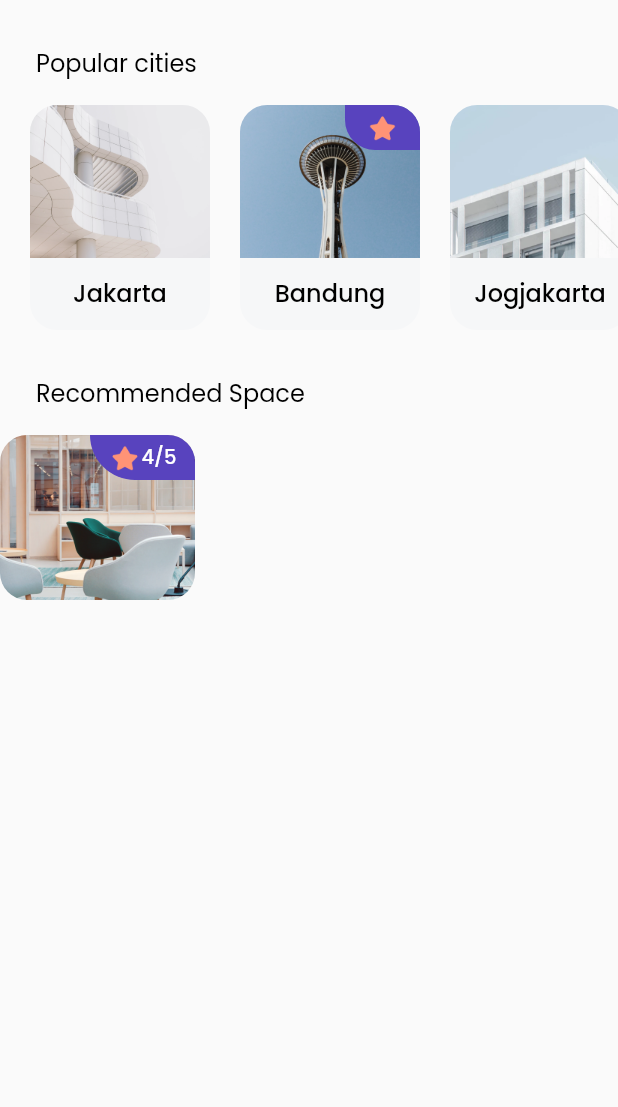
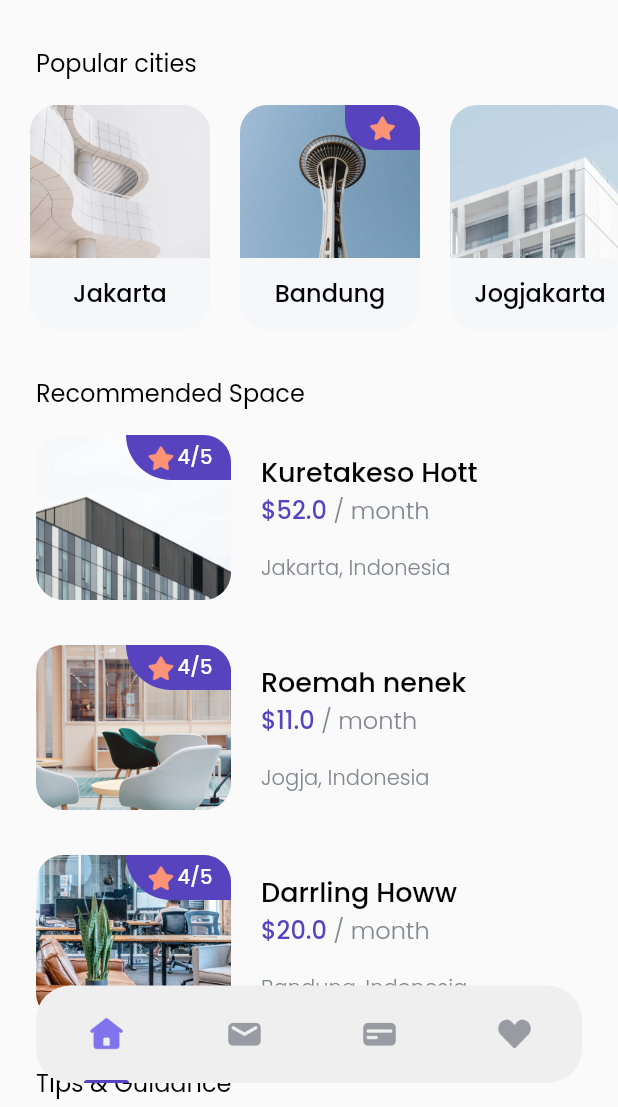
Before and after one commit to rizkymashudi/cozy, a Flutter app: the screen it shows after launch, after a tap on "Explore now", on a phone screen of 412 x 824 dp, the part 129-1236 px from its top. Run offline on Flutter 3.47's test engine with Material 2 defaults, Android fonts, the phone set to English and light mode, and no system bars; our stand-ins replace google_fonts; missing offline and left inert: dart:ffi.

Commit message:
Slicing home page

```diff
--- /dev/null
+++ b/lib/models/space.dart
@@ -0,0 +1,19 @@
+class Space {
+  int id;
+  String name;
+  String imageURL;
+  double price;
+  String city;
+  String country;
+  int rating;
+
+  Space({
+      this.id = 0,
+      this.name = "",
+      this.imageURL = "",
+      this.price = 0,
+      this.city = "",
+      this.country = "",
+      this.rating = 0
+  });
+}
--- /dev/null
+++ b/lib/models/tips.dart
@@ -0,0 +1,8 @@
+class Tips {
+  int id;
+  String title;
+  String imageURL;
+  String updatedAt;
+
+  Tips({this.id = 0, this.title = "", this.imageURL = "", this.updatedAt = ""});
+}
--- a/lib/pages/home.dart
+++ b/lib/pages/home.dart
@@ -1,7 +1,11 @@
 import 'package:cozy/models/city.dart';
+import 'package:cozy/models/space.dart';
+import 'package:cozy/models/tips.dart';
 import 'package:cozy/theme.dart';
+import 'package:cozy/widgets/bottom_tabbar_item.dart';
 import 'package:cozy/widgets/city_card.dart';
 import 'package:cozy/widgets/space_card.dart';
+import 'package:cozy/widgets/tips_card.dart';
 import 'package:flutter/material.dart';
 
 class HomePage extends StatelessWidget {
@@ -11,12 +15,12 @@ class HomePage extends StatelessWidget {
   Widget build(BuildContext context) {
     return Scaffold(
       body: SafeArea(
-          child: Padding(
-        padding: EdgeInsets.symmetric(
-          vertical: edge,
-        ),
+          bottom: false,
           child: ListView(
             children: [
+              SizedBox(
+                height: edge,
+              ),
               //* NOTE: HEADER / TITLE
               Padding(
                 padding: EdgeInsets.only(left: edge),
@@ -48,6 +52,7 @@ class HomePage extends StatelessWidget {
               const SizedBox(
                 height: 16,
               ),
+              // * POPULAR CITIES
               SizedBox(
                 height: 150,
                 child: ListView(
@@ -100,14 +105,124 @@ class HomePage extends StatelessWidget {
               const SizedBox(
                 height: 16,
               ),
-            Column(
+              // * RECOMMENDED SPACE
+              Padding(
+                padding: EdgeInsets.symmetric(horizontal: edge),
+                child: Column(
                   children: [
-                SpaceCard()
+                    SpaceCard(Space(
+                        id: 1,
+                        name: "Kuretakeso Hott",
+                        imageURL: "assets/image13.png",
+                        price: 52,
+                        city: "Jakarta",
+                        country: "Indonesia",
+                        rating: 4)),
+                    const SizedBox(
+                      height: 30,
+                    ),
+                    SpaceCard(Space(
+                        id: 2,
+                        name: "Roemah nenek",
+                        imageURL: "assets/image14.png",
+                        price: 11,
+                        city: "Jogja",
+                        country: "Indonesia",
+                        rating: 4)),
+                    const SizedBox(
+                      height: 30,
+                    ),
+                    SpaceCard(Space(
+                        id: 3,
+                        name: "Darrling Howw",
+                        imageURL: "assets/image15.png",
+                        price: 20,
+                        city: "Bandung",
+                        country: "Indonesia",
+                        rating: 4)),
                   ],
+                ),
+              ),
+              const SizedBox(
+                height: 30,
+              ),
+              // * TIPS AND GUIDANCE
+              Padding(
+                padding: EdgeInsets.only(left: edge),
+                child: Text(
+                  "Tips & Guidance",
+                  style: txtRegular.copyWith(fontSize: 16),
+                ),
+              ),
+              const SizedBox(
+                height: 16,
+              ),
+              Padding(
+                padding: EdgeInsets.symmetric(horizontal: edge),
+                child: Column(
+                  children: [
+                    TipsCard(
+                      Tips(
+                        id: 1,
+                        title: "City Guidelines",
+                        imageURL: 'assets/icon-cg.png',
+                        updatedAt: '20 June'
+                      )
+                    ),
+                    SizedBox(
+                      height: 20,
+                    ),
+                    TipsCard(
+                      Tips(
+                        id: 2,
+                        title: "Jakarta Fairship",
+                        imageURL: 'assets/icon-jf.png',
+                        updatedAt: '17 Aug'
+                      )
+                    ),
+                  ],
+                ),
+              ),
+              SizedBox(
+                height: 80 + edge,
+              ),
+
+            ],
+          ),
+       ),
+       floatingActionButton: Container(
+          height: 65,
+          width: MediaQuery.of(context).size.width - (2 * edge),
+          margin: EdgeInsets.symmetric(
+            horizontal: edge
+          ),
+          decoration: BoxDecoration(
+            color: Color.fromARGB(255, 239, 239, 239),
+            borderRadius: BorderRadius.circular(23)
+          ),
+          child: Row(
+            mainAxisAlignment: MainAxisAlignment.spaceAround,
+            children: [
+              BottomTabBar(
+                imageURL: 'assets/icons/ic-home.png',
+                isActive: true,
+              ),
+              BottomTabBar(
+                imageURL: 'assets/icons/ic-mail.png',
+                isActive: false,
+              ),
+              BottomTabBar(
+                imageURL: 'assets/icons/ic-card.png',
+                isActive: false,
+              ),
+              BottomTabBar(
+                imageURL: 'assets/icons/ic-fav.png',
+                isActive: false,
               )
             ],
           ),
-      )),
+        ),
+        floatingActionButtonLocation: FloatingActionButtonLocation.centerFloat,
     );
   }
 }
--- /dev/null
+++ b/lib/widgets/bottom_tabbar_item.dart
@@ -0,0 +1,27 @@
+import 'package:cozy/theme.dart';
+import 'package:flutter/material.dart';
+
+class BottomTabBar extends StatelessWidget {
+  final String imageURL;
+  final bool isActive;
+
+  BottomTabBar({this.imageURL = "", this.isActive = false});
+
+  @override
+  Widget build(BuildContext context) {
+    return Column(
+      children: [
+        Spacer(),
+        Image.asset(imageURL, width: 26),
+        Spacer(),
+        isActive ? Container(
+          width: 30,
+          height: 2,
+          decoration: BoxDecoration(
+              color: purpleColor,
+              borderRadius: BorderRadius.vertical(top: Radius.circular(1000))),
+        ) : Container()
+      ],
+    );
+  }
+}
--- a/lib/widgets/space_card.dart
+++ b/lib/widgets/space_card.dart
@@ -1,10 +1,10 @@
 import 'package:cozy/theme.dart';
 import 'package:flutter/cupertino.dart';
-import 'package:flutter/src/foundation/key.dart';
-import 'package:flutter/src/widgets/framework.dart';
+import '../models/space.dart';
 
 class SpaceCard extends StatelessWidget {
-  const SpaceCard({Key? key}) : super(key: key);
+  final Space space;
+  SpaceCard(this.space);
 
   @override
   Widget build(BuildContext context) {
@@ -12,12 +12,12 @@ class SpaceCard extends StatelessWidget {
       children: [
         ClipRRect(
           borderRadius: BorderRadius.circular(18),
-          child: Container(
+          child: SizedBox(
             width: 130,
             height: 110,
             child: Stack(
               children: [
-                Image.asset('assets/image14.png'),
+                Image.asset(space.imageURL),
                 Align(
                   alignment: Alignment.topRight,
                   child: Container(
@@ -36,10 +36,11 @@ class SpaceCard extends StatelessWidget {
                           width: 22,
                           height: 22,
                         ),
-                        Text('4/5', style: txtWhite.copyWith(
-                          fontSize: 13,
-                          color: whiteColor
-                        ),)
+                        Text(
+                          '${space.rating}/5',
+                          style: txtWhite.copyWith(
+                              fontSize: 13, color: whiteColor),
+                        )
                       ],
                     ),
                   ),
@@ -47,7 +48,36 @@ class SpaceCard extends StatelessWidget {
               ],
             ),
           ),
-        )
+        ),
+        const SizedBox(
+          width: 20,
+        ),
+        Column(
+          crossAxisAlignment: CrossAxisAlignment.start,
+          children: [
+            Text(
+              space.name,
+              style: txtBlack.copyWith(fontSize: 18),
+            ),
+            const SizedBox(
+              width: 2,
+            ),
+            Text.rich(TextSpan(
+                text: '\$${space.price}',
+                style: txtPurple.copyWith(fontSize: 16),
+                children: [
+                  TextSpan(
+                      text: " / month", style: txtGray.copyWith(fontSize: 16))
+                ])),
+            const SizedBox(
+              height: 16,
+            ),
+            Text(
+              "${space.city}, ${space.country}",
+              style: txtGray,
+            )
+          ],
+        ),
       ],
     );
   }
--- /dev/null
+++ b/lib/widgets/tips_card.dart
@@ -0,0 +1,43 @@
+import 'package:cozy/theme.dart';
+import 'package:flutter/material.dart';
+import '../models/tips.dart';
+
+class TipsCard extends StatelessWidget {
+  final Tips tips;
+  TipsCard(this.tips);
+
+  @override
+  Widget build(BuildContext context) {
+    return Row(
+      children: [
+        Image.asset(
+          tips.imageURL,
+          width: 80,
+        ),
+        const SizedBox(
+          width: 16,
+        ),
+        Column(
+          crossAxisAlignment: CrossAxisAlignment.start,
+          children: [
+            Text(
+              tips.title,
+              style: txtBlack.copyWith(fontSize: 18),
+            ),
+            SizedBox(
+              height: 4,
+            ),
+            Text('Updated at ${tips.updatedAt}', style: txtGray)
+          ],
+        ),
+        Spacer(),
+        IconButton(
+            onPressed: () {},
+            icon: Icon(
+              Icons.chevron_right,
+              color: grayColor,
+            ))
+      ],
+    );
+  }
+}
--- a/pubspec.yaml
+++ b/pubspec.yaml
@@ -55,6 +55,7 @@ flutter:
   # To add assets to your application, add an assets section, like this:
   assets:
    - assets/
+   - assets/icons/
   # An image asset can refer to one or more resolution-specific "variants", see
   # https://flutter.dev/assets-and-images/#resolution-aware
   # For details regarding adding assets from package dependencies, see
```
Also changed, not shown: assets/icons/ic-card.png (added), assets/icons/ic-fav.png (added), assets/icons/ic-home.png (added), assets/icons/ic-mail.png (added). Lines whose indentation alone changed are shown as unchanged.
